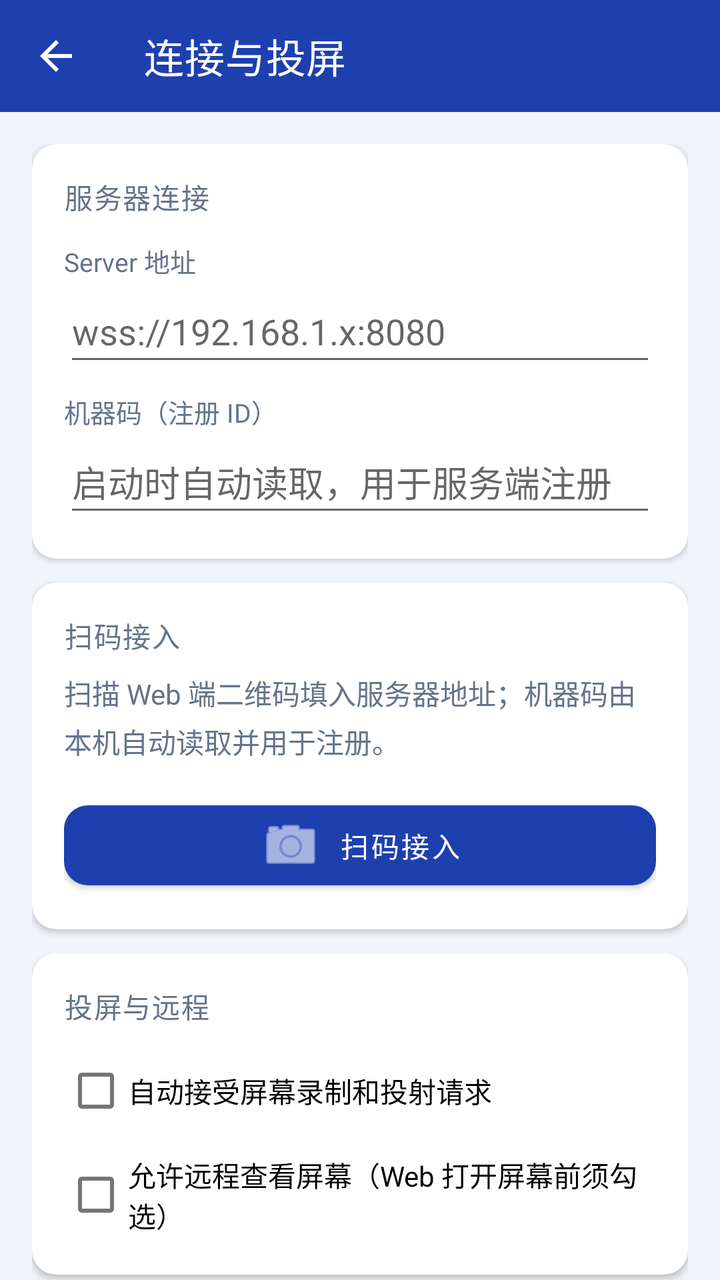
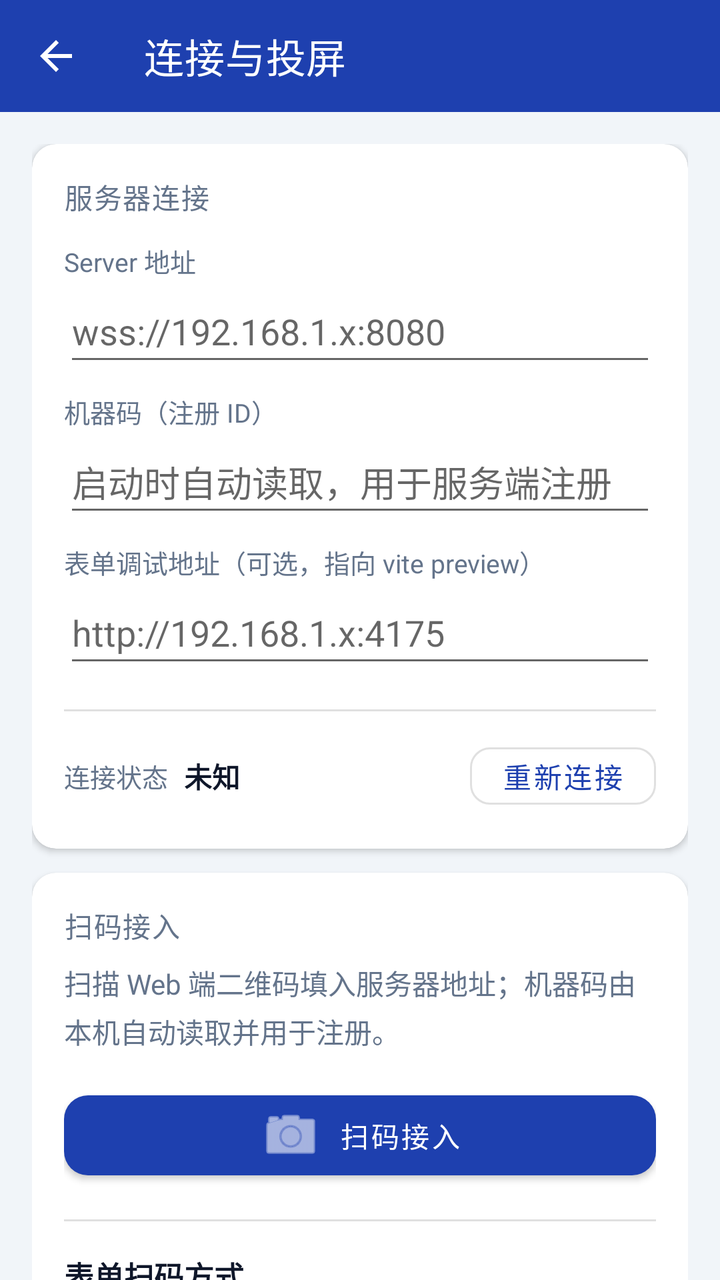

An Android layout rendered at two revisions. The XML below is the earlier revision; the diff shows what the commit changed to produce the second picture.
<!-- AndroidManifest.xml: activity theme Theme.AppManagerMain -->
<!-- res/layout/activity_settings.xml -->
<?xml version="1.0" encoding="utf-8"?>
<LinearLayout xmlns:android="http://schemas.android.com/apk/res/android"
    xmlns:app="http://schemas.android.com/apk/res-auto"
    android:layout_width="match_parent"
    android:layout_height="match_parent"
    android:background="@color/agent_background"
    android:orientation="vertical">

    <com.google.android.material.appbar.MaterialToolbar
        android:id="@+id/toolbar"
        android:layout_width="match_parent"
        android:layout_height="?attr/actionBarSize"
        android:background="@color/agent_primary"
        app:navigationIcon="?attr/homeAsUpIndicator"
        app:navigationIconTint="@android:color/white"
        app:title="@string/settings_title"
        app:titleTextColor="@android:color/white" />

    <ScrollView
        android:layout_width="match_parent"
        android:layout_height="0dp"
        android:layout_weight="1"
        android:fillViewport="true"
        android:scrollbars="none">

        <LinearLayout
            android:layout_width="match_parent"
            android:layout_height="wrap_content"
            android:orientation="vertical"
            android:padding="16dp">

            
            <com.google.android.material.card.MaterialCardView
                android:layout_width="match_parent"
                android:layout_height="wrap_content"
                app:cardCornerRadius="12dp"
                app:cardElevation="2dp">

                <LinearLayout
                    android:layout_width="match_parent"
                    android:layout_height="wrap_content"
                    android:orientation="vertical"
                    android:padding="16dp">

                    <TextView
                        style="@style/AppManagerSectionTitle"
                        android:layout_width="match_parent"
                        android:layout_height="wrap_content"
                        android:text="@string/main_section_server" />

                    <TextView
                        android:layout_width="match_parent"
                        android:layout_height="wrap_content"
                        android:layout_marginTop="12dp"
                        android:text="@string/label_server_url"
                        android:textColor="@color/agent_text_secondary"
                        android:textSize="13sp" />

                    <EditText
                        android:id="@+id/etServerUrl"
                        android:layout_width="match_parent"
                        android:layout_height="wrap_content"
                        android:hint="wss://192.168.1.x:8080"
                        android:inputType="textUri"
                        android:minHeight="48dp" />

                    <TextView
                        android:layout_width="match_parent"
                        android:layout_height="wrap_content"
                        android:layout_marginTop="8dp"
                        android:text="@string/label_device_token"
                        android:textColor="@color/agent_text_secondary"
                        android:textSize="13sp" />

                    <EditText
                        android:id="@+id/etToken"
                        android:layout_width="match_parent"
                        android:layout_height="wrap_content"
                        android:hint="@string/hint_device_token"
                        android:inputType="textVisiblePassword"
                        android:minHeight="48dp"
                        android:focusable="false"
                        android:focusableInTouchMode="false"
                        android:longClickable="true"
                        android:textIsSelectable="true" />
                </LinearLayout>
            </com.google.android.material.card.MaterialCardView>

            <com.google.android.material.card.MaterialCardView
                android:layout_width="match_parent"
                android:layout_height="wrap_content"
                android:layout_marginTop="12dp"
                app:cardCornerRadius="12dp"
                app:cardElevation="2dp">

                <LinearLayout
                    android:layout_width="match_parent"
                    android:layout_height="wrap_content"
                    android:orientation="vertical"
                    android:padding="16dp">

                    <TextView
                        style="@style/AppManagerSectionTitle"
                        android:layout_width="match_parent"
                        android:layout_height="wrap_content"
                        android:text="@string/settings_section_scan" />

                    <TextView
                        android:layout_width="match_parent"
                        android:layout_height="wrap_content"
                        android:layout_marginTop="8dp"
                        android:lineSpacingExtra="4dp"
                        android:text="@string/settings_scan_hint"
                        android:textColor="@color/agent_text_secondary"
                        android:textSize="14sp" />

                    <com.google.android.material.button.MaterialButton
                        android:id="@+id/btnScanQR"
                        android:layout_width="match_parent"
                        android:layout_height="wrap_content"
                        android:layout_marginTop="16dp"
                        android:minHeight="52dp"
                        android:text="@string/btn_scan_qr"
                        app:cornerRadius="12dp"
                        app:icon="@android:drawable/ic_menu_camera"
                        app:iconGravity="textStart"
                        app:iconPadding="8dp"
                        app:iconTint="@android:color/white" />
                </LinearLayout>
            </com.google.android.material.card.MaterialCardView>

            <com.google.android.material.card.MaterialCardView
                android:layout_width="match_parent"
                android:layout_height="wrap_content"
                android:layout_marginTop="12dp"
                app:cardCornerRadius="12dp"
                app:cardElevation="2dp">

                <LinearLayout
                    android:layout_width="match_parent"
                    android:layout_height="wrap_content"
                    android:orientation="vertical"
                    android:padding="16dp">

                    <TextView
                        style="@style/AppManagerSectionTitle"
                        android:layout_width="match_parent"
                        android:layout_height="wrap_content"
                        android:text="@string/main_section_screen" />

                    <CheckBox
                        android:id="@+id/cbAutoAccept"
                        android:layout_width="match_parent"
                        android:layout_height="wrap_content"
                        android:layout_marginTop="8dp"
                        android:text="@string/cb_auto_accept_screen" />

                    <CheckBox
                        android:id="@+id/cbAllowRemoteScreen"
                        android:layout_width="match_parent"
                        android:layout_height="wrap_content"
                        android:layout_marginTop="4dp"
                        android:text="@string/cb_allow_remote_screen" />
                </LinearLayout>
            </com.google.android.material.card.MaterialCardView>

            <com.google.android.material.button.MaterialButton
                android:id="@+id/btnSave"
                android:layout_width="match_parent"
                android:layout_height="wrap_content"
                android:layout_marginTop="16dp"
                android:minHeight="52dp"
                android:text="@string/btn_save_start_service"
                app:cornerRadius="12dp" />
        </LinearLayout>
    </ScrollView>
</LinearLayout>
<!-- resources referenced by this layout -->
<resources>
  <color name="agent_background">#F1F5F9</color>
  <color name="agent_primary">#1E40AF</color>
  <color name="agent_text_secondary">#64748B</color>
  <string name="btn_save_start_service">保存并启动服务</string>
  <string name="btn_scan_qr">扫码接入</string>
  <string name="cb_allow_remote_screen">允许远程查看屏幕（Web 打开屏幕前须勾选）</string>
  <string name="cb_auto_accept_screen">自动接受屏幕录制和投射请求</string>
  <string name="hint_device_token">启动时自动读取，用于服务端注册</string>
  <string name="label_device_token">机器码（注册 ID）</string>
  <string name="label_server_url">Server 地址</string>
  <string name="main_section_screen">投屏与远程</string>
  <string name="main_section_server">服务器连接</string>
  <string name="settings_scan_hint">扫描 Web 端二维码填入服务器地址；机器码由本机自动读取并用于注册。</string>
  <string name="settings_section_scan">扫码接入</string>
  <string name="settings_title">连接与投屏</string>
  <style name="AppManagerSectionTitle" parent="TextAppearance.MaterialComponents.Subtitle2">
          <item name="android:textColor">@color/agent_text_secondary</item>
          <item name="android:textAllCaps">true</item>
          <item name="android:letterSpacing">0.04</item>
      </style>
  <style name="Theme.AppManagerMain" parent="Theme.MaterialComponents.Light.NoActionBar">
          <item name="colorPrimary">@color/agent_primary</item>
          <item name="colorPrimaryVariant">@color/agent_primary_dark</item>
          <item name="colorOnPrimary">@android:color/white</item>
          <item name="colorSecondary">@color/agent_secondary</item>
          <item name="android:statusBarColor">@color/agent_primary_dark</item>
          <item name="android:navigationBarColor">@color/agent_surface</item>
          <item name="android:windowBackground">@color/agent_background</item>
      </style>
  <color name="agent_primary_dark">#1E3A5F</color>
  <color name="agent_secondary">#3B82F6</color>
  <color name="agent_surface">#FFFFFF</color>
</resources>

<!-- the commit's change to res/layout/activity_settings.xml (unified diff, before → after) -->
@@ -83,6 +83,74 @@
                         android:focusableInTouchMode="false"
                         android:longClickable="true"
                         android:textIsSelectable="true" />
+
+                    <TextView
+                        android:layout_width="match_parent"
+                        android:layout_height="wrap_content"
+                        android:layout_marginTop="8dp"
+                        android:text="@string/label_form_app_base_url"
+                        android:textColor="@color/agent_text_secondary"
+                        android:textSize="13sp" />
+
+                    <EditText
+                        android:id="@+id/etFormAppBaseUrl"
+                        android:layout_width="match_parent"
+                        android:layout_height="wrap_content"
+                        android:hint="http://192.168.1.x:4175"
+                        android:inputType="textUri"
+                        android:minHeight="48dp" />
+
+                    <View
+                        android:layout_width="match_parent"
+                        android:layout_height="1dp"
+                        android:layout_marginTop="16dp"
+                        android:background="#1F000000" />
+
+                    <LinearLayout
+                        android:layout_width="match_parent"
+                        android:layout_height="wrap_content"
+                        android:layout_marginTop="12dp"
+                        android:gravity="center_vertical"
+                        android:orientation="horizontal">
+
+                        <TextView
+                            android:layout_width="wrap_content"
+                            android:layout_height="wrap_content"
+                            android:text="@string/settings_conn_state"
+                            android:textColor="@color/agent_text_secondary"
+                            android:textSize="13sp" />
+
+                        <TextView
+                            android:id="@+id/tvConnState"
+                            android:layout_width="0dp"
+                            android:layout_height="wrap_content"
+                            android:layout_marginStart="8dp"
+                            android:layout_weight="1"
+                            android:text="@string/settings_conn_unknown"
+                            android:textColor="@color/agent_text_primary"
+                            android:textSize="14sp"
+                            android:textStyle="bold" />
+
+                        <com.google.android.material.button.MaterialButton
+                            android:id="@+id/btnReconnect"
+                            style="@style/Widget.MaterialComponents.Button.OutlinedButton"
+                            android:layout_width="wrap_content"
+                            android:layout_height="wrap_content"
+                            android:minWidth="0dp"
+                            android:minHeight="40dp"
+                            android:text="@string/settings_reconnect"
+                            app:cornerRadius="10dp" />
+                    </LinearLayout>
+
+                    <TextView
+                        android:id="@+id/tvConnDetail"
+                        android:layout_width="match_parent"
+                        android:layout_height="wrap_content"
+                        android:layout_marginTop="4dp"
+                        android:text=""
+                        android:textColor="@color/agent_text_secondary"
+                        android:textSize="12sp"
+                        android:visibility="gone" />
                 </LinearLayout>
             </com.google.android.material.card.MaterialCardView>
 
@@ -126,6 +194,52 @@
                         app:iconGravity="textStart"
                         app:iconPadding="8dp"
                         app:iconTint="@android:color/white" />
+
+                    <View
+                        android:layout_width="match_parent"
+                        android:layout_height="1dp"
+                        android:layout_marginTop="16dp"
+                        android:background="#1F000000" />
+
+                    <TextView
+                        android:layout_width="match_parent"
+                        android:layout_height="wrap_content"
+                        android:layout_marginTop="16dp"
+                        android:text="@string/settings_scan_mode"
+                        android:textColor="@color/agent_text_primary"
+                        android:textSize="15sp"
+                        android:textStyle="bold" />
+
+                    <TextView
+                        android:layout_width="match_parent"
+                        android:layout_height="wrap_content"
+                        android:layout_marginTop="4dp"
+                        android:lineSpacingExtra="3dp"
+                        android:text="@string/settings_scan_mode_hint"
+                        android:textColor="@color/agent_text_secondary"
+                        android:textSize="13sp" />
+
+                    <RadioGroup
+                        android:id="@+id/rgScanMode"
+                        android:layout_width="match_parent"
+                        android:layout_height="wrap_content"
+                        android:layout_marginTop="8dp"
+                        android:orientation="vertical">
+
+                        <RadioButton
+                            android:id="@+id/rbScanHardware"
+                            android:layout_width="match_parent"
+                            android:layout_height="wrap_content"
+                            android:minHeight="44dp"
+                            android:text="@string/settings_scan_mode_hardware" />
+
+                        <RadioButton
+                            android:id="@+id/rbScanCamera"
+                            android:layout_width="match_parent"
+                            android:layout_height="wrap_content"
+                            android:minHeight="44dp"
+                            android:text="@string/settings_scan_mode_camera" />
+                    </RadioGroup>
                 </LinearLayout>
             </com.google.android.material.card.MaterialCardView>
 
<!-- resource entries referenced after the edit -->
@@ -2,6 +2,7 @@
 <resources>
   <color name="agent_background">#F1F5F9</color>
   <color name="agent_primary">#1E40AF</color>
+  <color name="agent_text_primary">#0F172A</color>
   <color name="agent_text_secondary">#64748B</color>
   <string name="btn_save_start_service">保存并启动服务</string>
   <string name="btn_scan_qr">扫码接入</string>
@@ -9,10 +10,18 @@
   <string name="cb_auto_accept_screen">自动接受屏幕录制和投射请求</string>
   <string name="hint_device_token">启动时自动读取，用于服务端注册</string>
   <string name="label_device_token">机器码（注册 ID）</string>
+  <string name="label_form_app_base_url">表单调试地址（可选，指向 vite preview）</string>
   <string name="label_server_url">Server 地址</string>
   <string name="main_section_screen">投屏与远程</string>
   <string name="main_section_server">服务器连接</string>
+  <string name="settings_conn_state">连接状态</string>
+  <string name="settings_conn_unknown">未知</string>
+  <string name="settings_reconnect">重新连接</string>
   <string name="settings_scan_hint">扫描 Web 端二维码填入服务器地址；机器码由本机自动读取并用于注册。</string>
+  <string name="settings_scan_mode">表单扫码方式</string>
+  <string name="settings_scan_mode_camera">摄像头扫码</string>
+  <string name="settings_scan_mode_hardware">硬件扫码（扫码枪）</string>
+  <string name="settings_scan_mode_hint">硬件扫码：用扫码枪广播，表单隐藏摄像头扫码悬浮按钮；摄像头扫码：用相机扫码，显示悬浮按钮。</string>
   <string name="settings_section_scan">扫码接入</string>
   <string name="settings_title">连接与投屏</string>
   <style name="AppManagerSectionTitle" parent="TextAppearance.MaterialComponents.Subtitle2">
